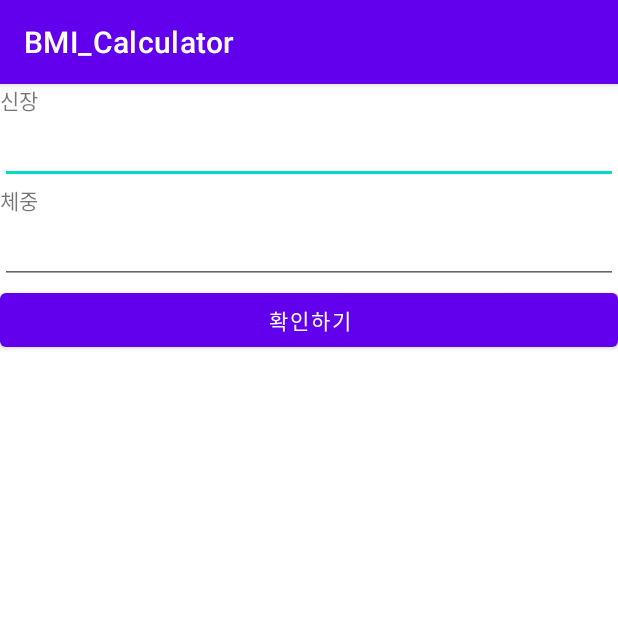
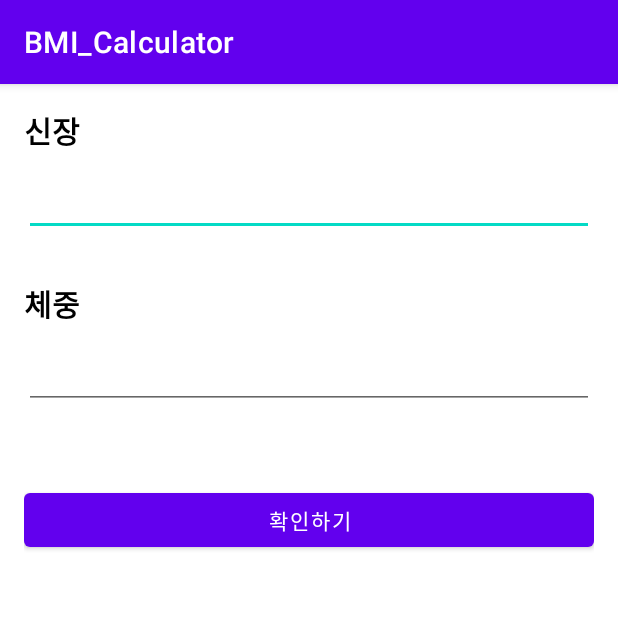
Before and after one commit to tkdwns0301/kotlin, an Android app: the screen it shows after launch (MainActivity), on a phone screen of 412 x 824 dp, the top half of it. Run offline under Robolectric (Android 15) with nearby library versions, the phone set to English and light mode, and no system bars.

Commit message:
[Add] layout_detail
2021_07_22

```diff
--- a/BMI_Calculator/app/src/main/res/layout/activity_main.xml
+++ b/BMI_Calculator/app/src/main/res/layout/activity_main.xml
@@ -5,25 +5,36 @@
     android:layout_width="match_parent"
     android:layout_height="match_parent"
     tools:context=".MainActivity"
-    android:orientation="vertical">
+    android:orientation="vertical"
+    android:padding="16dp">
 
     <TextView
         android:layout_width="match_parent"
         android:layout_height="wrap_content"
-        android:text="신장" />
+        android:text="신장"
+        android:textSize="20sp"
+        android:textColor="#000000"
+        android:textStyle="bold"/>
     <EditText
         android:layout_width="match_parent"
         android:layout_height="wrap_content"
-        android:inputType="number"/>
+        android:inputType="number"
+        android:layout_marginTop="10dp"/>
     <TextView
         android:layout_width="match_parent"
         android:layout_height="wrap_content"
-        android:text="체중"/>
+        android:text="체중"
+        android:textSize="20sp"
+        android:textStyle="bold"
+        android:textColor="#000000"
+        android:layout_marginTop="30dp"/>
     <EditText
         android:layout_width="match_parent"
         android:layout_height="wrap_content"
-        android:inputType="number"/>
+        android:inputType="number"
+        android:layout_marginTop="10dp"/>
     <Button
+        android:layout_marginTop="50dp"
         android:layout_width="match_parent"
         android:layout_height="wrap_content"
         android:text="확인하기"/>
```
